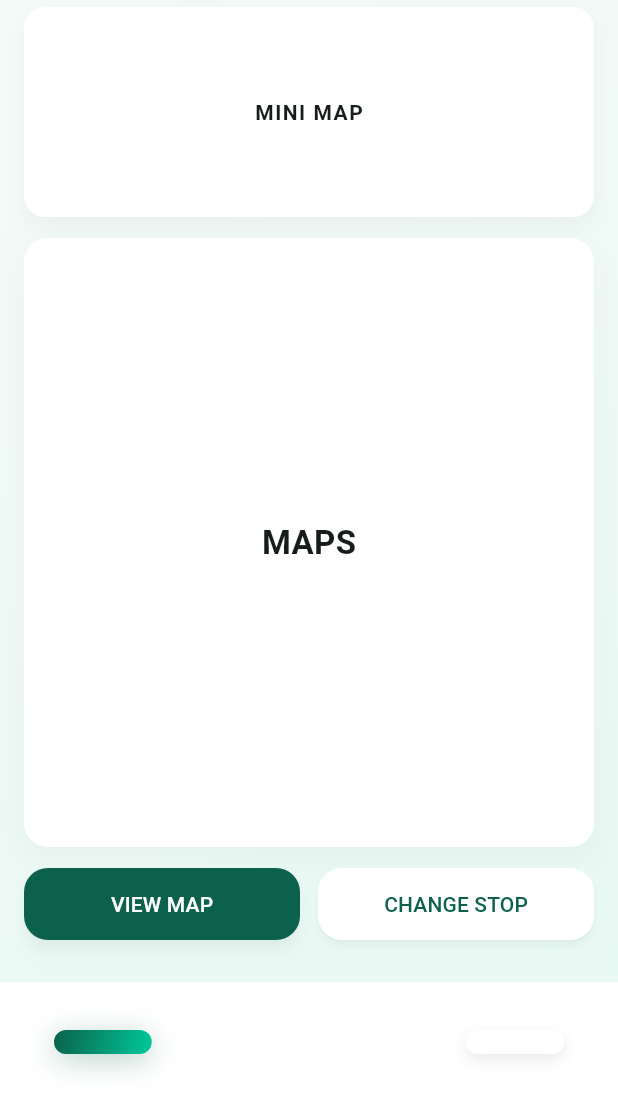
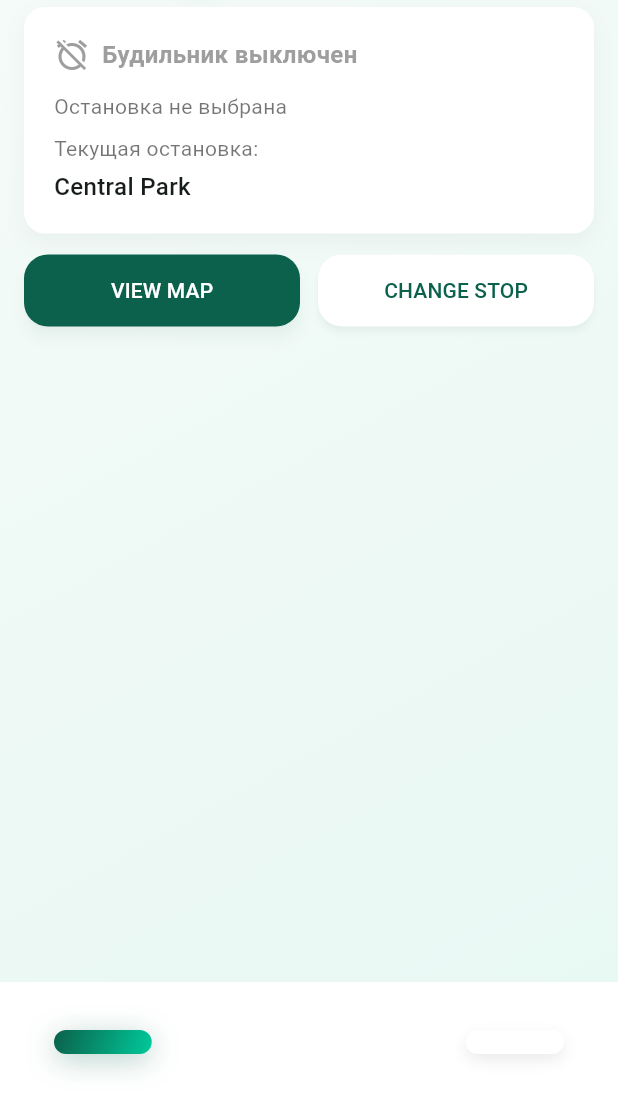
Before and after one commit to senb1zakura/LastStop, a Flutter app: the screen it shows after launch, on a phone screen of 412 x 824 dp, the part 134-1236 px from its top. Run offline on Flutter 3.47's test engine with Material 3 defaults, Android fonts, the phone set to English and light mode, and no system bars; our stand-ins replace audioplayers, flutter_map, latlong2.

Commit message:
Modernize home screen: remove placeholders, add status card with alarm info. Sync map with alarm: highlight selected stop, tap to select, center on target.

```diff
--- a/lib/screens/home_screen.dart
+++ b/lib/screens/home_screen.dart
@@ -1,13 +1,42 @@
 import 'package:flutter/material.dart';
 import '../widgets/bottom_nav.dart';
 import '../widgets/app_button.dart';
+import '../services/alarm_service.dart';
 import '../utils/constants.dart';
 
-class HomeScreen extends StatelessWidget {
+class HomeScreen extends StatefulWidget {
   const HomeScreen({super.key});
 
   @override
+  State<HomeScreen> createState() => _HomeScreenState();
+}
+
+class _HomeScreenState extends State<HomeScreen> {
+  final AlarmService _alarm = AlarmService.instance;
+
+  @override
+  void initState() {
+    super.initState();
+    _alarm.addListener(_onServiceUpdated);
+  }
+
+  void _onServiceUpdated() {
+    if (!mounted) return;
+    setState(() {});
+  }
+
+  @override
+  void dispose() {
+    _alarm.removeListener(_onServiceUpdated);
+    super.dispose();
+  }
+
+  @override
   Widget build(BuildContext context) {
+    final target = _alarm.target;
+    final isEnabled = _alarm.enabled;
+    final currentStop = _alarm.stops.isNotEmpty ? _alarm.stops[_alarm.currentIndex] : null;
+
     return Scaffold(
       backgroundColor: Colors.transparent,
       body: SafeArea(
@@ -61,35 +90,51 @@ class HomeScreen extends StatelessWidget {
 
                 const SizedBox(height: 18),
 
-                // Placeholder mini map card
+                // Status card
                 Container(
-                  height: 140,
                   width: double.infinity,
+                  padding: const EdgeInsets.all(20),
                   decoration: BoxDecoration(
                     color: kCardColor,
                     borderRadius: BorderRadius.circular(14),
                     boxShadow: [BoxShadow(color: Color.fromRGBO(0,0,0,0.04), blurRadius: 12, offset: const Offset(0,6))],
                   ),
-                  child: const Center(
-                    child: Text('MINI MAP', style: TextStyle(fontWeight: FontWeight.w600, letterSpacing: 1)),
-                  ),
-                ),
-
-                const SizedBox(height: 14),
-
-                // Main content card
-                Expanded(
-                  child: Container(
-                    width: double.infinity,
-                    decoration: BoxDecoration(
-                      color: kCardColor,
-                      borderRadius: kRadius,
-                      boxShadow: [BoxShadow(color: Color.fromRGBO(0,0,0,0.03), blurRadius: 18, offset: const Offset(0,8))],
-                    ),
-                    padding: const EdgeInsets.all(kPadding),
-                    child: const Center(
-                      child: Text('MAPS', style: TextStyle(fontSize: 22, fontWeight: FontWeight.w600)),
-                    ),
+                  child: Column(
+                    crossAxisAlignment: CrossAxisAlignment.start,
+                    children: [
+                      Row(
+                        children: [
+                          Icon(
+                            isEnabled ? Icons.alarm_on : Icons.alarm_off,
+                            color: isEnabled ? kAccentColor : Colors.grey,
+                            size: 24,
+                          ),
+                          const SizedBox(width: 8),
+                          Text(
+                            isEnabled ? 'Будильник активен' : 'Будильник выключен',
+                            style: TextStyle(
+                              fontSize: 16,
+                              fontWeight: FontWeight.w600,
+                              color: isEnabled ? kAccentColor : Colors.grey,
+                            ),
+                          ),
+                        ],
+                      ),
+                      const SizedBox(height: 12),
+                      if (target != null) ...[
+                        Text('Целевая остановка:', style: TextStyle(fontSize: 14, color: Colors.black54)),
+                        const SizedBox(height: 4),
+                        Text(target.name, style: const TextStyle(fontSize: 16, fontWeight: FontWeight.w500)),
+                      ] else ...[
+                        Text('Остановка не выбрана', style: TextStyle(fontSize: 14, color: Colors.black54)),
+                      ],
+                      const SizedBox(height: 8),
+                      if (currentStop != null) ...[
+                        Text('Текущая остановка:', style: TextStyle(fontSize: 14, color: Colors.black54)),
+                        const SizedBox(height: 4),
+                        Text(currentStop.name, style: const TextStyle(fontSize: 16, fontWeight: FontWeight.w500)),
+                      ],
+                    ],
                   ),
                 ),
 
```
Also changed, not shown: lib/screens/map_screen.dart (+46 -24 lines).
